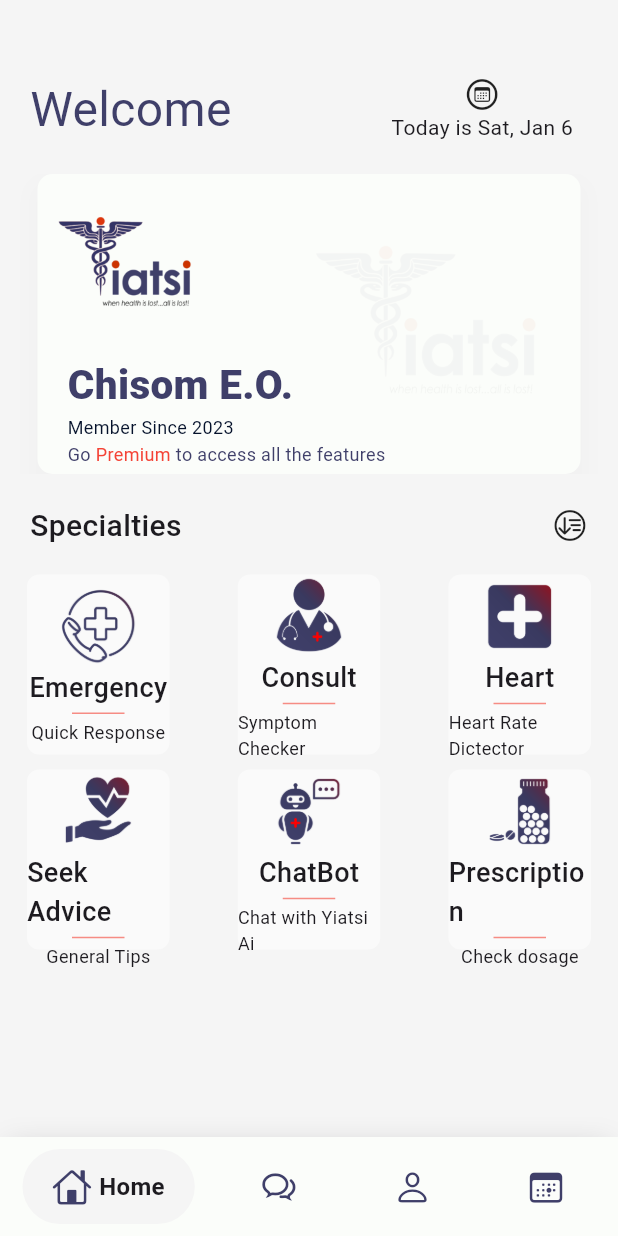
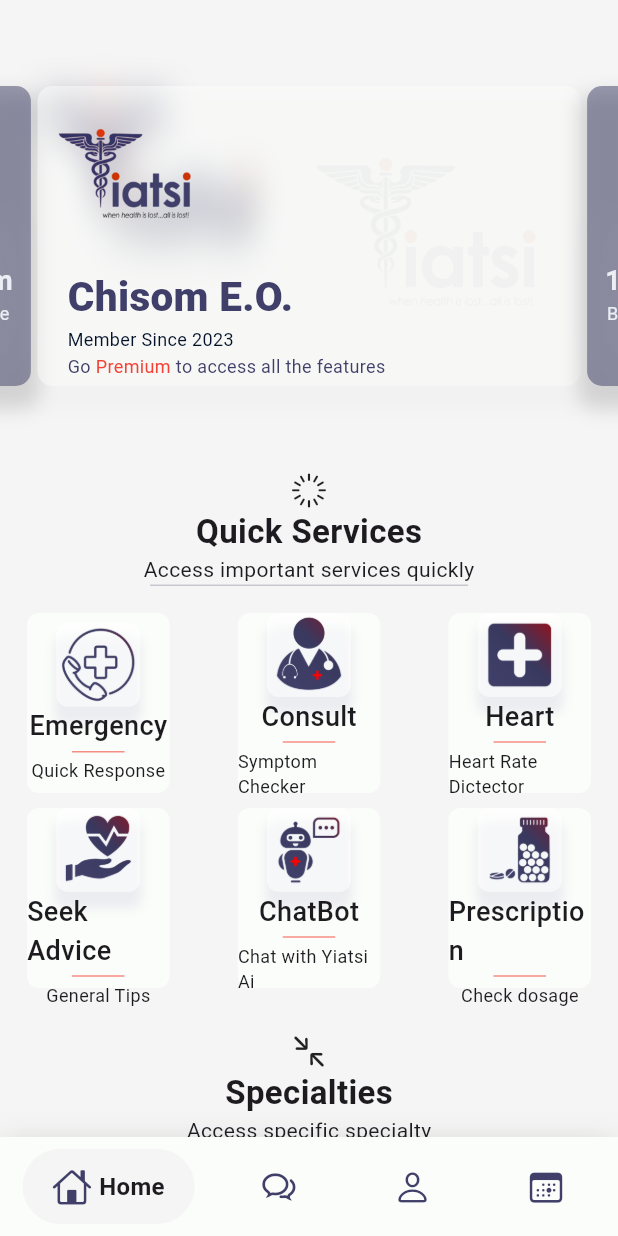
Before and after one commit to Godsom777/Mp_doctor, a Flutter app: the screen it shows once a user with an empty profile is signed in, on a phone screen of 412 x 824 dp. Run offline on Flutter 3.47's test engine with Material 3 defaults, Android fonts, the phone set to English and light mode, and no system bars; drawn by our look-alikes of carousel_slider, google_nav_bar; our stand-ins replace firebase_auth, firebase_core, flutter_form_builder, flutter_native_splash, flutter_phosphor_icons, google_fonts and 3 more; accounts and stored records are empty.

Commit message:
Homepage 100%

```diff
--- a/lib/components/bigCard.dart
+++ b/lib/components/bigCard.dart
@@ -1,6 +1,20 @@
+import 'package:flutter/cupertino.dart';
 import 'package:flutter/material.dart';
 import 'package:google_fonts/google_fonts.dart';
 import 'package:mp_doctor/pages/router.dart';
+
+const BoxShadow myShadow = BoxShadow(
+  color: Color(0x21A4A1B5),
+  blurRadius: 22.60,
+  offset: Offset(0, 23),
+  spreadRadius: 0,
+);
+
+LinearGradient dualGradient = LinearGradient(
+    colors: [logoColor, Colors.red],
+    stops: const [10, 20],
+    begin: Alignment.topLeft,
+    end: Alignment.bottomRight);
 
 class Slide1 extends StatelessWidget {
   const Slide1({
@@ -21,7 +35,7 @@ class Slide1 extends StatelessWidget {
             fit: BoxFit.fitHeight,
             alignment: Alignment.bottomRight,
             opacity: 0.04),
-        color: myCardColor,
+        color: myCardColor.withOpacity(.5),
         boxShadow: [
           BoxShadow(
             color: Colors.grey.withOpacity(0.04),
@@ -91,26 +105,28 @@ class Slide1 extends StatelessWidget {
   }
 }
 
-class Slide2 extends StatelessWidget {
+class Slide2 extends StatefulWidget {
   const Slide2({super.key});
 
   @override
+  State<Slide2> createState() => _Slide2State();
+}
+
+class _Slide2State extends State<Slide2> {
+  bool isEyeClosed = false;
+  @override
   Widget build(BuildContext context) {
-     double width = MediaQuery.of(context).size.width;
+    double width = MediaQuery.of(context).size.width;
     double height = MediaQuery.of(context).size.height;
-    return  Container(
+    return Container(
       width: width - 20,
       height: 200,
       decoration: BoxDecoration(
-        image: const DecorationImage(
-            image: AssetImage('assets/yatsi(logo).png'),
-            fit: BoxFit.fitHeight,
-            alignment: Alignment.bottomRight,
-            opacity: 0.04),
-        color: logoColor,
+        gradient: dualGradient,
+        color: logoColor.withOpacity(0.5),
         boxShadow: [
           BoxShadow(
-            color: Colors.grey.withOpacity(0.04),
+            color: Colors.grey.withOpacity(0.4),
             spreadRadius: 5,
             blurRadius: 10,
             offset: const Offset(0, 10),
@@ -118,37 +134,103 @@ class Slide2 extends StatelessWidget {
         ],
         borderRadius: BorderRadius.circular(10),
       ),
-      child: const Column(
-        children: [
-          const Row(
-            mainAxisAlignment: MainAxisAlignment.start,
+      child: Center(
+        child: Padding(
+          padding: const EdgeInsets.all(12.0),
+          child: Column(
+            mainAxisAlignment: MainAxisAlignment.spaceEvenly,
             children: [
-              Image(
-                image: AssetImage('assets/yatsi(logo).png'),
-                width: 120,
+              Padding(
+                padding: const EdgeInsets.only(bottom: 8.0),
+                child: InkWell(
+                    onTap: () {
+                      //Todo: Takes to the Profile page
+                    },
+                    child: Column(
+                      children: [
+                        h2Text('Okoro\'s Stats  >', 20, FontWeight.w500),
+                        Divider(
+                          endIndent: 80,
+                          indent: 80,
+                          height: 1,
+                          color: Colors.white.withOpacity(0.25),
+                        ),
+                        h2Text(' Your easy quick stats', 12, FontWeight.normal),
+                      ],
+                    )),
               ),
+              const Row(
+                mainAxisAlignment: MainAxisAlignment.spaceBetween,
+                children: [
+                  IconWithText(
+                    img: AssetImage('assets/blood-pressure.png'),
+                    text: '120mmHg',
+                    text2: 'Blood Pressure',
+                  ),
+                  IconWithText(
+                    img: AssetImage('assets/gene.png'),
+                    text: 'AA',
+                    text2: 'Geno Type',
+                  ),
+                  IconWithText(
+                    img: AssetImage('assets/blood.png'),
+                    text: 'O Positive',
+                    text2: 'Blood Group',
+                  ),
+                  IconWithText(
+                    img: AssetImage('assets/heart.png'),
+                    text: '80 Bpm',
+                    text2: 'Heart Rate',
+                  ),
+                ],
+              ),
+              Padding(
+                padding: const EdgeInsets.all(10.0),
+                child: h2Text('Allergies   >', 16, FontWeight.w500),
+              )
             ],
           ),
-          Row(
-            mainAxisAlignment: MainAxisAlignment.start,
-            children: [
-              Padding(
-                padding: const EdgeInsets.only(
-                  left: 20.0,
-                ),
-                child: Column(
-                  crossAxisAlignment: CrossAxisAlignment.start,
-                  children: [
+        ),
+      ),
+    );
+  }
+}
 
+class IconWithText extends StatelessWidget {
+  final ImageProvider img;
+  final String text;
+  final String text2;
+  const IconWithText({
+    required this.img,
+    required this.text,
+    required this.text2,
+    super.key,
+  });
 
-
-                  ],
-                ),
-              ),
-            ],
-          )
+  @override
+  Widget build(BuildContext context) {
+    return Container(
+      decoration: const BoxDecoration(boxShadow: [myShadow]),
+      child: Column(
+        children: [
+          Image(
+            image: img,
+            width: 50,
+          ),
+          h2Text(text, 18, FontWeight.bold),
+          h2Text(text2, 12, FontWeight.normal)
         ],
       ),
     );
   }
 }
+
+Text h2Text(text, double size, FontWeight weight) {
+  return Text(
+    text,
+    style: GoogleFonts.koHo(
+        fontSize: size,
+        fontWeight: weight,
+        color: const Color.fromARGB(255, 235, 239, 243)),
+  );
+}
--- a/lib/components/carousel.dart
+++ b/lib/components/carousel.dart
@@ -10,13 +10,13 @@ class MyCarousel extends StatelessWidget {
     return CarouselSlider(
       options: CarouselOptions(
         height: 200.0,
-        enlargeCenterPage: true,
+        enlargeCenterPage: false,
         autoPlay: false,
         aspectRatio: 16 / 9,
         autoPlayCurve: Curves.decelerate,
         enableInfiniteScroll: true,
-        autoPlayAnimationDuration: const Duration(milliseconds: 4800),
-        viewportFraction: 1,
+        autoPlayAnimationDuration: const Duration(milliseconds: 600),
+        viewportFraction: 0.9,
       ),
       items: cards,
     );
--- a/lib/components/iconTextCard.dart
+++ b/lib/components/iconTextCard.dart
@@ -16,14 +16,15 @@ class IconTextCard extends StatelessWidget {
   Widget build(BuildContext context) {
     return InkWell(
       onTap: () {},
-      splashColor: Color.fromARGB(26, 69, 69, 69),
+      splashColor: Color.fromARGB(255, 215, 90, 96),
       focusColor: myCardColor,
       highlightColor: myCardColor,
       borderRadius: const BorderRadius.all(Radius.circular(8)),
       child: Container(
         decoration: BoxDecoration(
           // boxShadow: const [myShadow],
-          color: Colors.white.withOpacity(0.5),
+          color: myCardColor,
+
           borderRadius: const BorderRadius.all(Radius.circular(8)),
         ),
         height: 120,
@@ -31,9 +32,23 @@ class IconTextCard extends StatelessWidget {
         child: Column(
           mainAxisAlignment: MainAxisAlignment.center,
           children: [
-            Image(
-              image: img,
-              width: 56,
+            Container(
+              decoration: const BoxDecoration(
+                boxShadow: [
+                  BoxShadow(
+                    color: Color.fromARGB(31, 126, 118, 169),
+                    blurRadius: 5,
+                    offset: Offset(0, 10),
+                    spreadRadius: 1,
+                  )
+                ],
+                color: Colors.white54,
+                borderRadius: BorderRadius.all(Radius.circular(8)),
+              ),
+              child: Image(
+                image: img,
+                width: 56,
+              ),
             ),
             h2Text(text, 18, FontWeight.w500),
             Divider(
--- a/lib/pages/home.dart
+++ b/lib/pages/home.dart
@@ -1,3 +1,5 @@
+import 'dart:ui';
+
 import 'package:firebase_auth/firebase_auth.dart';
 import 'package:flutter/cupertino.dart';
 import 'package:flutter/material.dart';
@@ -52,30 +54,19 @@ class _FindYourDoctorScreenState extends State<FindYourDoctorScreen> {
         body: SingleChildScrollView(
           child: Column(
             children: [
+              ////////////////////////// carousel //////////////////////////
               Padding(
-                padding: const EdgeInsets.only(
-                  right: 30.0,
-                  left: 20.0,
-                  top: 50,
-                  bottom: 20,
-                ),
-                child: Row(
-                  mainAxisAlignment: MainAxisAlignment.spaceBetween,
-                  children: [
-                    headerText('Welcome'),
-                    Column(
-                      children: [
-                        const Icon(CupertinoIcons.calendar_circle),
-                        Text('Today is $formattedDate'),
-                      ],
-                    ),
-
-                    //  Image( image: AssetImage('assets/yatsi(logo).png'),width: 120,),
-                  ],
-                ),
+                padding: const EdgeInsets.only(top: 20.0),
+                child: Stack(children: [
+                  Image(
+                    image: AssetImage('assets/yatsi(logo).png'),
+                    width: 200,
+                  ),
+                  BackdropFilter(
+                      filter: ImageFilter.blur(sigmaX: 10, sigmaY: 15),
+                      child: SizedBox(height: height / 3, child: MyCarousel())),
+                ]),
               ),
-              ////////////////////////// carousel //////////////////////////
-              MyCarousel(),
               /////////////////////////////////////////////////////////////
               const SizedBox(
                 height: 20,
@@ -83,20 +74,28 @@ class _FindYourDoctorScreenState extends State<FindYourDoctorScreen> {
 
               Padding(
                 padding: const EdgeInsets.only(left: 20, right: 20),
-                child: Row(
+                child: Column(
                   mainAxisAlignment: MainAxisAlignment.spaceBetween,
                   children: [
+                    Icon(CupertinoIcons.slowmo),
                     h2Text(
-                      'Specialties',
-                      20,
-                      FontWeight.w500,
+                      'Quick Services',
+                      22,
+                      FontWeight.bold,
                     ),
-                    const Icon(CupertinoIcons.sort_down_circle)
+                    h2Text('Access important services quickly', 14,
+                        FontWeight.normal),
+                    Divider(
+                      endIndent: 80,
+                      indent: 80,
+                      height: 1,
+                      color: logoColor.withOpacity(0.25),
+                    ),
                   ],
                 ),
               ),
 
-              const Padding(
+              Padding(
                 padding: EdgeInsets.all(18.0),
                 child: Column(
                   mainAxisAlignment: MainAxisAlignment.spaceBetween,
@@ -142,13 +141,57 @@ class _FindYourDoctorScreenState extends State<FindYourDoctorScreen> {
                         ),
                       ],
                     ),
+                    SizedBox(height: 15),
+                    SizedBox(height: 15),
+                    Padding(
+                      padding: EdgeInsets.only(left: 20, right: 20),
+                      child: Column(
+                        mainAxisAlignment: MainAxisAlignment.spaceBetween,
+                        children: [
+                          Icon(CupertinoIcons.arrow_down_right_arrow_up_left),
+                          h2Text(
+                            'Specialties',
+                            22,
+                            FontWeight.bold,
+                          ),
+                          h2Text('Access specific specialty', 14,
+                              FontWeight.normal),
+                        ],
+                      ),
+                    ),
+                    Divider(
+                      endIndent: 80,
+                      indent: 80,
+                      height: 1,
+                      color: logoColor.withOpacity(0.25),
+                    ),
+                    SizedBox(height: 10),
+                    Row(
+                      mainAxisAlignment: MainAxisAlignment.spaceBetween,
+                      children: [
+                        IconTextCard(
+                          img: AssetImage('assets/advice.png'),
+                          text: 'Seek Advice',
+                          text2: 'General Tips',
+                        ),
+                        IconTextCard(
+                          img: AssetImage('assets/chatbot (1).png'),
+                          text: 'ChatBot',
+                          text2: 'Chat with Yiatsi Ai',
+                        ),
+                        IconTextCard(
+                          img: AssetImage('assets/tablets.png'),
+                          text: 'Prescription',
+                          text2: 'Check dosage',
+                        ),
+                      ],
+                    ),
                   ],
                 ),
               ),
               const SizedBox(
                 height: 20,
               ),
-
             ],
           ),
         ),
```
Also changed, not shown: assets/blood-pressure.png (added), assets/blood.png (added), assets/gene.png (added), assets/heart.png (added), assets/weight-scale.png (added).
